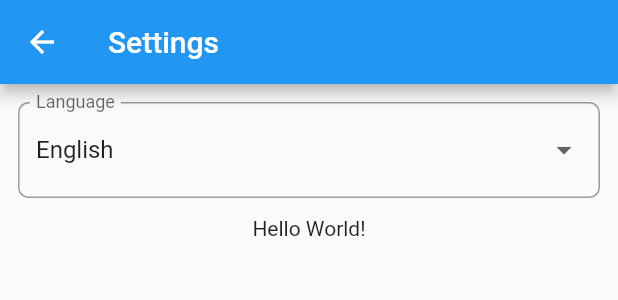
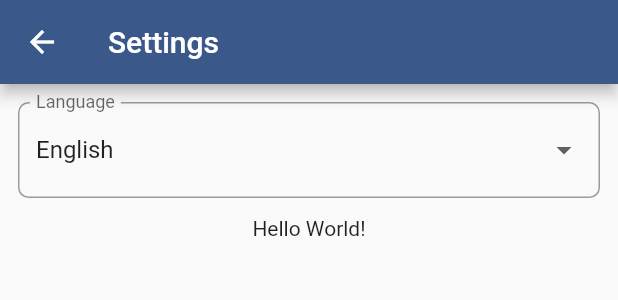
Before and after one commit to johnsonkevinleeGit/news_list, a Flutter app: the MyEndDrawer widget shown alone on an empty page, opened directly, after a tap on "Settings", on a phone screen of 412 x 824 dp. Shown: the top 300 px of the screen. Run offline on Flutter 3.47's test engine with Material 2 defaults, Android fonts, the phone set to English and light mode, and no system bars; our stand-ins replace flutter_riverpod; generated files the repository leaves out were written again; network calls fail.

Commit message:
change color styling

```diff
--- /dev/null
+++ b/lib/colors.dart
@@ -0,0 +1,5 @@
+import 'package:flutter/material.dart';
+
+const primaryColor = Color.fromARGB(255, 58, 88, 138);
+const lightGrey = Color.fromARGB(255, 161, 161, 161);
+const cardColor = Color.fromARGB(255, 185, 211, 255);
--- a/lib/end_drawer.dart
+++ b/lib/end_drawer.dart
@@ -1,5 +1,6 @@
 import 'package:flutter/material.dart';
 import 'package:flutter_gen/gen_l10n/app_localizations.dart';
+import 'package:news_list/colors.dart';
 import 'package:news_list/settings/settings_page.dart';
 
 class MyEndDrawer extends StatelessWidget {
@@ -9,7 +10,7 @@ class MyEndDrawer extends StatelessWidget {
   Widget build(BuildContext context) {
     return Drawer(
       width: 200,
-      backgroundColor: Colors.blue,
+      backgroundColor: primaryColor,
       child: ListView(padding: EdgeInsets.zero, children: [
         Padding(
           padding: const EdgeInsets.only(top: 20, left: 20),
--- a/lib/main.dart
+++ b/lib/main.dart
@@ -1,5 +1,6 @@
 import 'package:flutter/material.dart';
 import 'package:flutter_localizations/flutter_localizations.dart';
+import 'package:news_list/colors.dart';
 import 'package:news_list/end_drawer.dart';
 import 'package:news_list/locale_state.dart';
 import 'package:news_list/story_list.dart';
@@ -51,8 +52,9 @@ class MyHomePage extends ConsumerWidget {
         return ProviderScope(
             overrides: [providerOfStories.overrideWith((ref) => storyList)],
             child: Scaffold(
-              backgroundColor: Colors.blue,
+              backgroundColor: primaryColor,
               appBar: AppBar(
+                 backgroundColor: primaryColor,
                 title: Text(title),
                 actions: [
                   Builder(builder: (context) {
--- a/lib/search_field.dart
+++ b/lib/search_field.dart
@@ -23,6 +23,7 @@ class SearchField extends ConsumerWidget {
                   onPressed: () => searchController.clear(),
                   icon: const Icon(Icons.close))
               : const SizedBox(),
+              suffixIconColor: Colors.white,
           border: const UnderlineInputBorder(
             borderSide: BorderSide(color: Colors.white),
           ),
--- a/lib/settings/settings_page.dart
+++ b/lib/settings/settings_page.dart
@@ -1,5 +1,6 @@
 import 'package:flutter/material.dart';
 import 'package:flutter_riverpod/flutter_riverpod.dart';
+import 'package:news_list/colors.dart';
 import 'package:news_list/locale_state.dart';
 import 'package:flutter_gen/gen_l10n/app_localizations.dart';
 
@@ -12,14 +13,17 @@ class SettingsPage extends ConsumerWidget {
 
     return Scaffold(
       appBar: AppBar(
+        backgroundColor: primaryColor,
         title: Text(AppLocalizations.of(context)!.settings),
       ),
+
       body: Column(children: [
         Padding(
           padding: const EdgeInsets.all(12),
           child: DropdownButtonFormField(
             value: locale,
             decoration: InputDecoration(
+              focusColor: primaryColor,
               border: const OutlineInputBorder(
                 borderRadius: BorderRadius.all(Radius.circular(7)),
               ),
--- a/lib/story_list.dart
+++ b/lib/story_list.dart
@@ -1,4 +1,5 @@
 import 'package:flutter/material.dart';
+import 'package:news_list/colors.dart';
 import 'package:news_list/main.dart';
 import 'package:flutter_riverpod/flutter_riverpod.dart';
 import 'package:news_list/search_field.dart';
@@ -20,6 +21,7 @@ class StoryList extends ConsumerWidget {
           padding: const EdgeInsets.symmetric(horizontal: 10),
           itemCount: filteredStories?.length,
           itemBuilder: (context, i) {
+
             final story = filteredStories?[i];
             return InkWell(
               onTap: () async {
@@ -34,7 +36,9 @@ class StoryList extends ConsumerWidget {
                     title: Padding(
                       padding: const EdgeInsets.all(12),
                       child: Text(story?.title ?? '',
-                      style: Theme.of(context).textTheme.bodyMedium),
+                          style: Theme.of(context)
+                              .textTheme
+                              .bodyMedium),
                     ),
                   )),
             );
```
Lines whose indentation alone changed are shown as unchanged.
